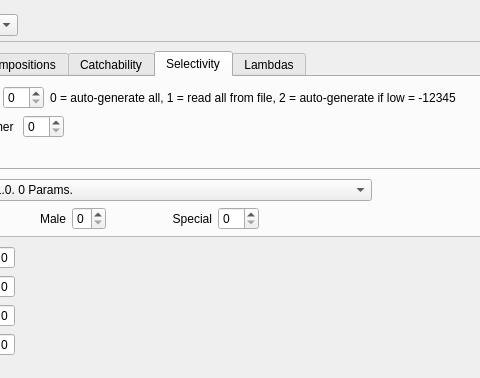
nmfs-ost/ss3-ssi, file src/fleet_widget.ui: the form before one commit; both pictures show x 227 to 707 and y 0 to 378 of the 998 by 709 pixel window.
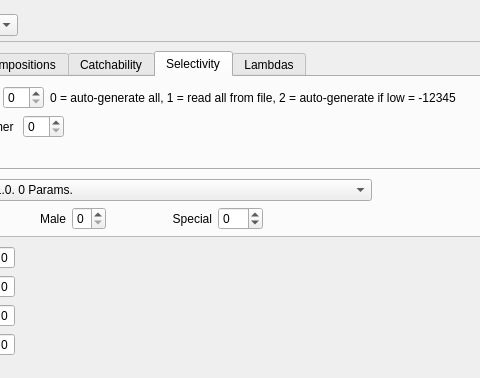
The form after the commit. The open tabs and pages were chosen to show the change. Icons and pictures are not drawn.

Patch:
```diff
--- a/src/fleet_widget.ui
+++ b/src/fleet_widget.ui
@@ -2450,7 +2450,14 @@
                    </widget>
                   </item>
                   <item>
-                   <widget class="QSpinBox" name="spinBox_selex_age_special"/>
+                   <widget class="QSpinBox" name="spinBox_selex_age_special">
+                    <property name="minimum">
+                     <number>-50</number>
+                    </property>
+                    <property name="maximum">
+                     <number>50</number>
+                    </property>
+                   </widget>
                   </item>
                   <item>
                    <spacer name="horizontalSpacer_30">
```
Left out of the diff: 15 changed lines with no effect on the pictures.
